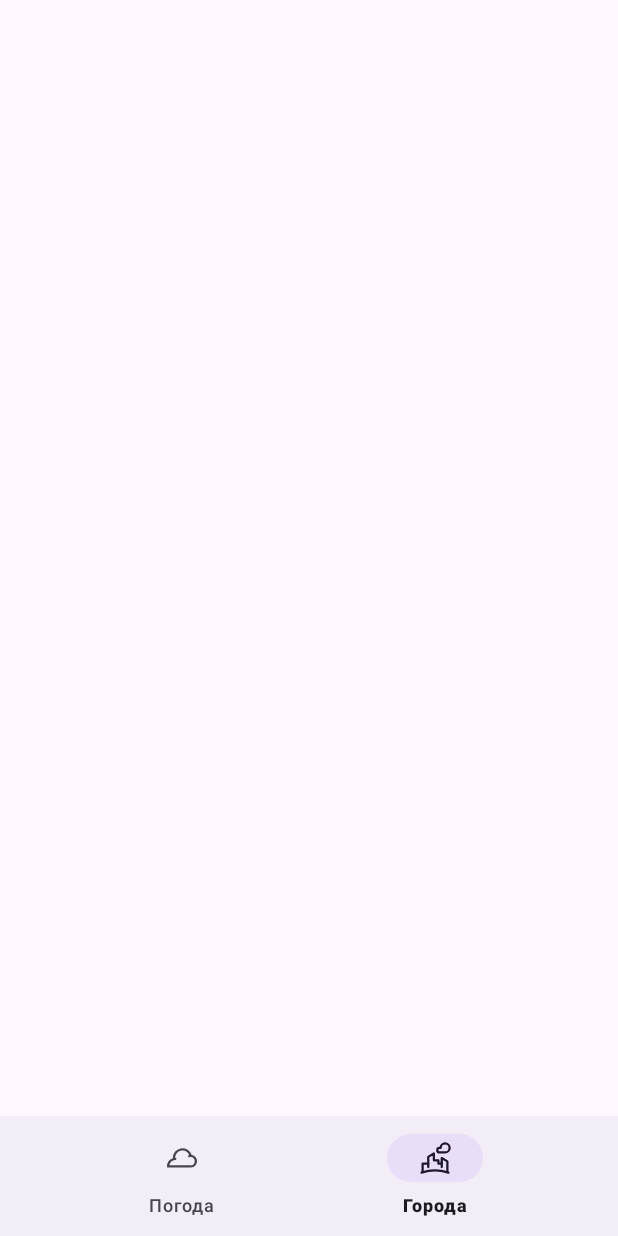
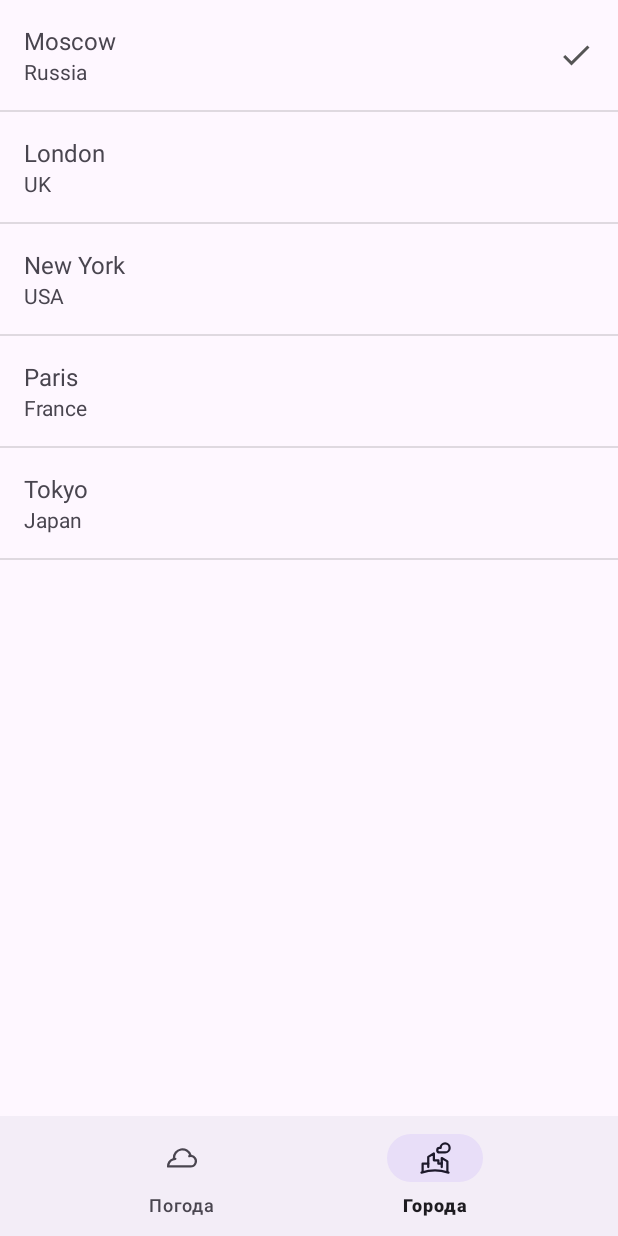
Before and after one commit to DemonBoss1/Weather-APP, an Android app: the screen it shows after launch (MainActivity), item 2 of the bottom bar chosen, on a phone screen of 412 x 824 dp. Run offline under Robolectric (Android 15) with nearby library versions, the phone set to English and light mode, and no system bars; our stand-ins replace Dagger/Hilt's generated code, navigation-ui; pictures from the network do not load.

Commit message:
CityFragment

```diff
--- /dev/null
+++ b/app/src/main/java/com/empire_mammoth/weatherapp/data/repository/CityRepositoryImpl.kt
@@ -0,0 +1,26 @@
+package com.empire_mammoth.weatherapp.data.repository
+
+import com.empire_mammoth.weatherapp.domain.model.City
+import com.empire_mammoth.weatherapp.domain.repository.CityRepository
+import kotlinx.coroutines.flow.Flow
+import kotlinx.coroutines.flow.MutableStateFlow
+import javax.inject.Inject
+
+class CityRepositoryImpl @Inject constructor() : CityRepository {
+
+    private val _cities = mutableListOf(
+        City("1", "Moscow", "Russia", true),
+        City("2", "London", "UK"),
+        City("3", "New York", "USA"),
+        City("4", "Paris", "France"),
+        City("5", "Tokyo", "Japan")
+    )
+
+    private val _citiesFlow = MutableStateFlow(_cities.toList())
+    override val cities: Flow<List<City>> = _citiesFlow
+
+    override suspend fun setCurrentCity(cityId: String) {
+        _cities.forEach { it.isCurrent = (it.id == cityId) }
+        _citiesFlow.value = _cities.toList()
+    }
+}
--- /dev/null
+++ b/app/src/main/java/com/empire_mammoth/weatherapp/di/CityModule.kt
@@ -0,0 +1,20 @@
+package com.empire_mammoth.weatherapp.di
+
+import com.empire_mammoth.weatherapp.data.repository.CityRepositoryImpl
+import com.empire_mammoth.weatherapp.domain.repository.CityRepository
+import dagger.Binds
+import dagger.Module
+import dagger.hilt.InstallIn
+import dagger.hilt.components.SingletonComponent
+import javax.inject.Singleton
+
+@Module
+@InstallIn(SingletonComponent::class)
+abstract class CityModule {
+
+    @Binds
+    @Singleton
+    abstract fun bindCityRepository(
+        repository: CityRepositoryImpl
+    ): CityRepository
+}
--- /dev/null
+++ b/app/src/main/java/com/empire_mammoth/weatherapp/domain/model/City.kt
@@ -0,0 +1,8 @@
+package com.empire_mammoth.weatherapp.domain.model
+
+data class City(
+    val id: String,
+    val name: String,
+    val country: String,
+    var isCurrent: Boolean = false
+)
--- /dev/null
+++ b/app/src/main/java/com/empire_mammoth/weatherapp/domain/model/CityListState.kt
@@ -0,0 +1,6 @@
+package com.empire_mammoth.weatherapp.domain.model
+
+sealed class CityListState {
+    object Loading : CityListState()
+    data class Success(val cities: List<City>) : CityListState()
+}
--- /dev/null
+++ b/app/src/main/java/com/empire_mammoth/weatherapp/domain/repository/CityRepository.kt
@@ -0,0 +1,9 @@
+package com.empire_mammoth.weatherapp.domain.repository
+
+import com.empire_mammoth.weatherapp.domain.model.City
+import kotlinx.coroutines.flow.Flow
+
+interface CityRepository {
+    val cities: Flow<List<City>>
+    suspend fun setCurrentCity(cityId: String)
+}
--- /dev/null
+++ b/app/src/main/java/com/empire_mammoth/weatherapp/domain/usecase/CityUseCases.kt
@@ -0,0 +1,13 @@
+package com.empire_mammoth.weatherapp.domain.usecase
+
+import com.empire_mammoth.weatherapp.domain.model.City
+import com.empire_mammoth.weatherapp.domain.repository.CityRepository
+import kotlinx.coroutines.flow.Flow
+import javax.inject.Inject
+
+class CityUseCases @Inject constructor(
+    private val repository: CityRepository
+) {
+    fun getCities(): Flow<List<City>> = repository.cities
+    suspend fun setCurrent(cityId: String) = repository.setCurrentCity(cityId)
+}
--- /dev/null
+++ b/app/src/main/java/com/empire_mammoth/weatherapp/presentation/adapter/CityAdapter.kt
@@ -0,0 +1,44 @@
+package com.empire_mammoth.weatherapp.presentation.adapter
+
+import android.view.LayoutInflater
+import android.view.View
+import android.view.ViewGroup
+import androidx.recyclerview.widget.DiffUtil
+import androidx.recyclerview.widget.ListAdapter
+import androidx.recyclerview.widget.RecyclerView
+import com.empire_mammoth.weatherapp.databinding.ItemCityBinding
+import com.empire_mammoth.weatherapp.domain.model.City
+
+class CityAdapter(
+    private val onClick: (City) -> Unit
+) : ListAdapter<City, CityAdapter.ViewHolder>(DiffCallback()) {
+
+    inner class ViewHolder(binding: ItemCityBinding) : RecyclerView.ViewHolder(binding.root) {
+        fun bind(city: City) {
+            ItemCityBinding.bind(itemView).apply {
+                textCityName.text = city.name
+                textCountry.text = city.country
+                iconSelected.visibility = if (city.isCurrent) View.VISIBLE else View.GONE
+                root.setOnClickListener { onClick(city) }
+            }
+        }
+    }
+
+    override fun onCreateViewHolder(parent: ViewGroup, viewType: Int): ViewHolder {
+        val binding = ItemCityBinding.inflate(
+            LayoutInflater.from(parent.context),
+            parent,
+            false
+        )
+        return ViewHolder(binding)
+    }
+
+    override fun onBindViewHolder(holder: ViewHolder, position: Int) {
+        holder.bind(getItem(position))
+    }
+
+    class DiffCallback : DiffUtil.ItemCallback<City>() {
+        override fun areItemsTheSame(oldItem: City, newItem: City) = oldItem.id == newItem.id
+        override fun areContentsTheSame(oldItem: City, newItem: City) = oldItem == newItem
+    }
+}
--- a/app/src/main/java/com/empire_mammoth/weatherapp/presentation/ui/cities/CitiesFragment.kt
+++ b/app/src/main/java/com/empire_mammoth/weatherapp/presentation/ui/cities/CitiesFragment.kt
@@ -4,82 +4,74 @@ import android.os.Bundle
 import android.view.LayoutInflater
 import android.view.View
 import android.view.ViewGroup
+import androidx.fragment.app.Fragment
 import androidx.fragment.app.viewModels
-import androidx.fragment.app.Fragment
-import com.empire_mammoth.weatherapp.databinding.FragmentCitiesBinding
-import com.empire_mammoth.weatherapp.presentation.adapter.CitiesAdapter
-import com.empire_mammoth.weatherapp.presentation.viewmodel.CitiesViewModel
+import androidx.lifecycle.Lifecycle
+import androidx.lifecycle.lifecycleScope
+import androidx.lifecycle.repeatOnLifecycle
+import androidx.navigation.fragment.findNavController
+import androidx.recyclerview.widget.DividerItemDecoration
+import androidx.recyclerview.widget.LinearLayoutManager
+import com.empire_mammoth.weatherapp.databinding.FragmentCityListBinding
+import com.empire_mammoth.weatherapp.domain.model.CityListState
+import com.empire_mammoth.weatherapp.presentation.adapter.CityAdapter
+import com.empire_mammoth.weatherapp.presentation.viewmodel.CityListViewModel
+import dagger.hilt.android.AndroidEntryPoint
+import kotlinx.coroutines.launch
 
-class CitiesFragment : Fragment() {
+@AndroidEntryPoint
+class CityListFragment : Fragment() {
 
-    private var _binding: FragmentCitiesBinding? = null
-    private val binding get() = _binding!!
-    private lateinit var adapter: CitiesAdapter
-    private val viewModel: CitiesViewModel by viewModels()
+    private lateinit var binding: FragmentCityListBinding
+    private val viewModel: CityListViewModel by viewModels()
+    private lateinit var adapter: CityAdapter
 
-    companion object {
-        fun newInstance() = CitiesFragment()
-    }
-
-    override fun onCreateView(
-        inflater: LayoutInflater,
-        container: ViewGroup?,
-        savedInstanceState: Bundle?
-    ): View {
-        _binding = FragmentCitiesBinding.inflate(inflater, container, false)
+    override fun onCreateView(inflater: LayoutInflater, container: ViewGroup?, savedInstanceState: Bundle?): View {
+        binding = FragmentCityListBinding.inflate(inflater, container, false)
         return binding.root
     }
 
-//    override fun onViewCreated(view: View, savedInstanceState: Bundle?) {
-//        super.onViewCreated(view, savedInstanceState)
-//
-//        setupRecyclerView()
-//        setupClickListeners()
-//        setupObservers()
-//        viewModel.loadCities()
-//    }
-//
-//    private fun setupRecyclerView() {
-//        adapter = CitiesAdapter().apply {
-//            onItemClick = { city ->
-//                viewModel.setSelectedCity(city)
-//                (activity as? MainActivity)?.navigateTo(
-//                    WeatherFragment.newInstance(),
-//                    addToBackStack = false
-//                )
-//            }
-//        }
-//
-//        with(binding.rvCities) {
-//            layoutManager = LinearLayoutManager(requireContext())
-//            adapter = this@CitiesFragment.adapter
-//            addItemDecoration(
-//                DividerItemDecoration(
-//                    requireContext(),
-//                    LinearLayoutManager.VERTICAL
-//                )
-//            )
-//        }
-//    }
-//
-//    private fun setupClickListeners() {
-//        binding.fabAddCity.setOnClickListener {
-//            showAddCityDialog()
-//        }
-//    }
-//
-//    private fun setupObservers() {
-//        viewModel.citiesList.observe(viewLifecycleOwner) { cities ->
-//            adapter.submitList(cities)
-//        }
-//    }
-//
-//    private fun showAddCityDialog() {
-//        // Реализация диалога добавления города
-//    }
-//
-//    override fun onDestroyView() {
-//        super.onDestroyView()
-//        _binding = null
-//    }
+    override fun onViewCreated(view: View, savedInstanceState: Bundle?) {
+        super.onViewCreated(view, savedInstanceState)
+
+        setupRecyclerView()
+        observeState()
+    }
+
+    private fun setupRecyclerView() {
+        adapter = CityAdapter { city ->
+            viewModel.selectCity(city.id)
+            findNavController().navigateUp()
+        }
+
+        binding.recyclerView.apply {
+            layoutManager = LinearLayoutManager(requireContext())
+            adapter = this@CityListFragment.adapter
+            addItemDecoration(DividerItemDecoration(context, LinearLayoutManager.VERTICAL))
+        }
+    }
+
+    private fun observeState() {
+        viewLifecycleOwner.lifecycleScope.launch {
+            repeatOnLifecycle(Lifecycle.State.STARTED) {
+                viewModel.state.collect { state ->
+                    when (state) {
+                        is CityListState.Loading -> showLoading()
+                        is CityListState.Success -> {
+                            hideLoading()
+                            adapter.submitList(state.cities)
+                        }
+                    }
+                }
+            }
+        }
+    }
+
+    private fun showLoading() {
+        binding.progressBar.visibility = View.VISIBLE
+    }
+
+    private fun hideLoading() {
+        binding.progressBar.visibility = View.GONE
+    }
 }
--- a/app/src/main/java/com/empire_mammoth/weatherapp/presentation/viewmodel/CitiesViewModel.kt
+++ b/app/src/main/java/com/empire_mammoth/weatherapp/presentation/viewmodel/CitiesViewModel.kt
@@ -1,7 +1,39 @@
 package com.empire_mammoth.weatherapp.presentation.viewmodel
 
 import androidx.lifecycle.ViewModel
+import androidx.lifecycle.viewModelScope
+import com.empire_mammoth.weatherapp.domain.model.CityListState
+import com.empire_mammoth.weatherapp.domain.usecase.CityUseCases
+import dagger.hilt.android.lifecycle.HiltViewModel
+import kotlinx.coroutines.flow.MutableStateFlow
+import kotlinx.coroutines.flow.StateFlow
+import kotlinx.coroutines.launch
+import javax.inject.Inject
 
-class CitiesViewModel:ViewModel() {
+@HiltViewModel
+class CityListViewModel @Inject constructor(
+    private val cityUseCases: CityUseCases
+) : ViewModel() {
 
+    private val _state = MutableStateFlow<CityListState>(CityListState.Loading)
+    val state: StateFlow<CityListState> = _state
+
+    init {
+        loadCities()
+    }
+
+    private fun loadCities() {
+        viewModelScope.launch {
+            cityUseCases.getCities()
+                .collect { cities ->
+                    _state.value = CityListState.Success(cities)
+                }
+        }
+    }
+
+    fun selectCity(cityId: String) {
+        viewModelScope.launch {
+            cityUseCases.setCurrent(cityId)
+        }
+    }
 }
--- /dev/null
+++ b/app/src/main/res/drawable/ic_check.xml
@@ -0,0 +1,5 @@
+<vector xmlns:android="http://schemas.android.com/apk/res/android" android:height="24dp" android:tint="#555555" android:viewportHeight="24" android:viewportWidth="24" android:width="24dp">
+
+    <path android:fillColor="@android:color/white" android:pathData="M9,16.17L4.83,12l-1.42,1.41L9,19 21,7l-1.41,-1.41z"/>
+
+</vector>
--- a/app/src/main/res/layout/fragment_cities.xml
+++ /dev/null
@@ -1,10 +0,0 @@
-<RelativeLayout xmlns:android="http://schemas.android.com/apk/res/android"
-    android:layout_width="match_parent"
-    android:layout_height="match_parent">
-
-    <androidx.recyclerview.widget.RecyclerView
-        android:id="@+id/rvCities"
-        android:layout_width="match_parent"
-        android:layout_height="match_parent" />
-
-</RelativeLayout>
--- /dev/null
+++ b/app/src/main/res/layout/fragment_city_list.xml
@@ -0,0 +1,18 @@
+<FrameLayout xmlns:android="http://schemas.android.com/apk/res/android"
+    xmlns:tools="http://schemas.android.com/tools"
+    android:layout_width="match_parent"
+    android:layout_height="match_parent"
+    tools:context=".presentation.ui.cities.CityListFragment">
+
+    <androidx.recyclerview.widget.RecyclerView
+        android:id="@+id/recyclerView"
+        android:layout_width="match_parent"
+        android:layout_height="match_parent"/>
+
+    <ProgressBar
+        android:id="@+id/progressBar"
+        android:layout_width="wrap_content"
+        android:layout_height="wrap_content"
+        android:layout_gravity="center"
+        android:visibility="gone"/>
+</FrameLayout>
--- /dev/null
+++ b/app/src/main/res/layout/item_city.xml
@@ -0,0 +1,35 @@
+<LinearLayout xmlns:android="http://schemas.android.com/apk/res/android"
+    xmlns:app="http://schemas.android.com/apk/res-auto"
+    android:layout_width="match_parent"
+    android:layout_height="wrap_content"
+    android:orientation="horizontal"
+    android:padding="16dp">
+
+    <LinearLayout
+        android:layout_width="0dp"
+        android:layout_height="wrap_content"
+        android:layout_weight="1"
+        android:orientation="vertical">
+
+        <TextView
+            android:id="@+id/textCityName"
+            android:layout_width="wrap_content"
+            android:layout_height="wrap_content"
+            android:textSize="16sp"/>
+
+        <TextView
+            android:id="@+id/textCountry"
+            android:layout_width="wrap_content"
+            android:layout_height="wrap_content"
+            android:textSize="14sp"
+            android:textColor="?android:attr/textColorSecondary"/>
+    </LinearLayout>
+
+    <ImageView
+        android:id="@+id/iconSelected"
+        android:layout_width="24dp"
+        android:layout_height="24dp"
+        android:layout_gravity="center"
+        android:src="@drawable/ic_check"
+        android:visibility="gone"/>
+</LinearLayout>
--- a/app/src/main/res/navigation/nav_graph.xml
+++ b/app/src/main/res/navigation/nav_graph.xml
@@ -15,8 +15,8 @@
     <!-- Список городов -->
     <fragment
         android:id="@+id/citiesFragment"
-        android:name="com.empire_mammoth.weatherapp.presentation.ui.cities.CitiesFragment"
+        android:name="com.empire_mammoth.weatherapp.presentation.ui.cities.CityListFragment"
         android:label="Города"
-        tools:layout="@layout/fragment_cities" />
+        tools:layout="@layout/fragment_city_list" />
 
 </navigation>
```
